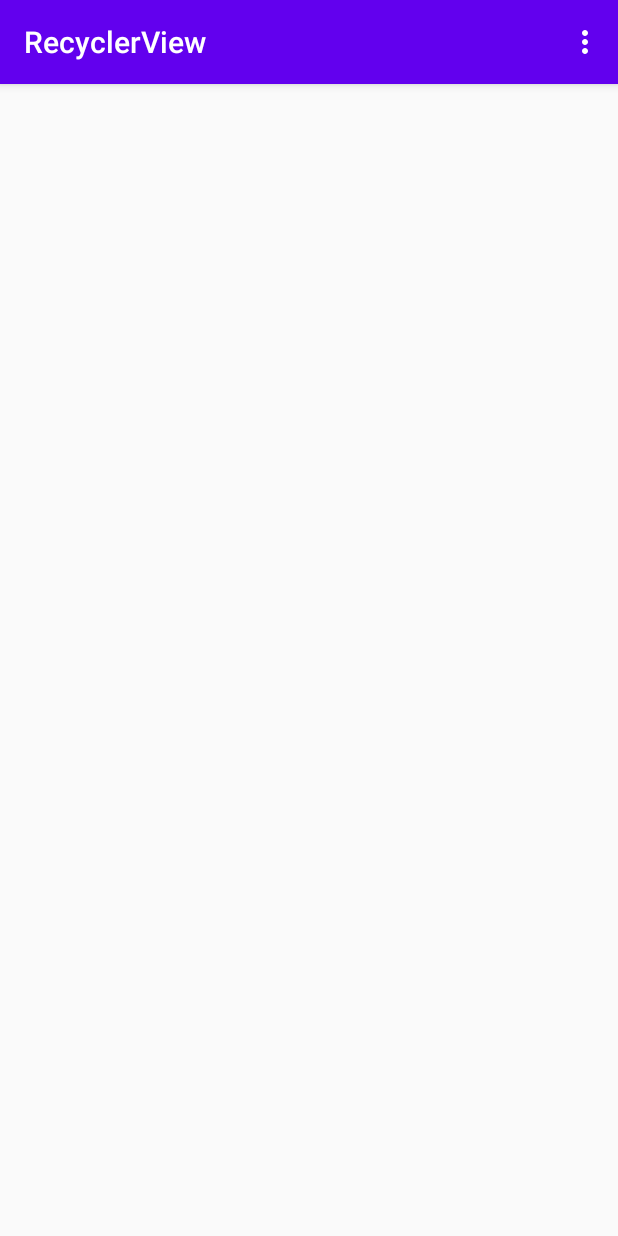
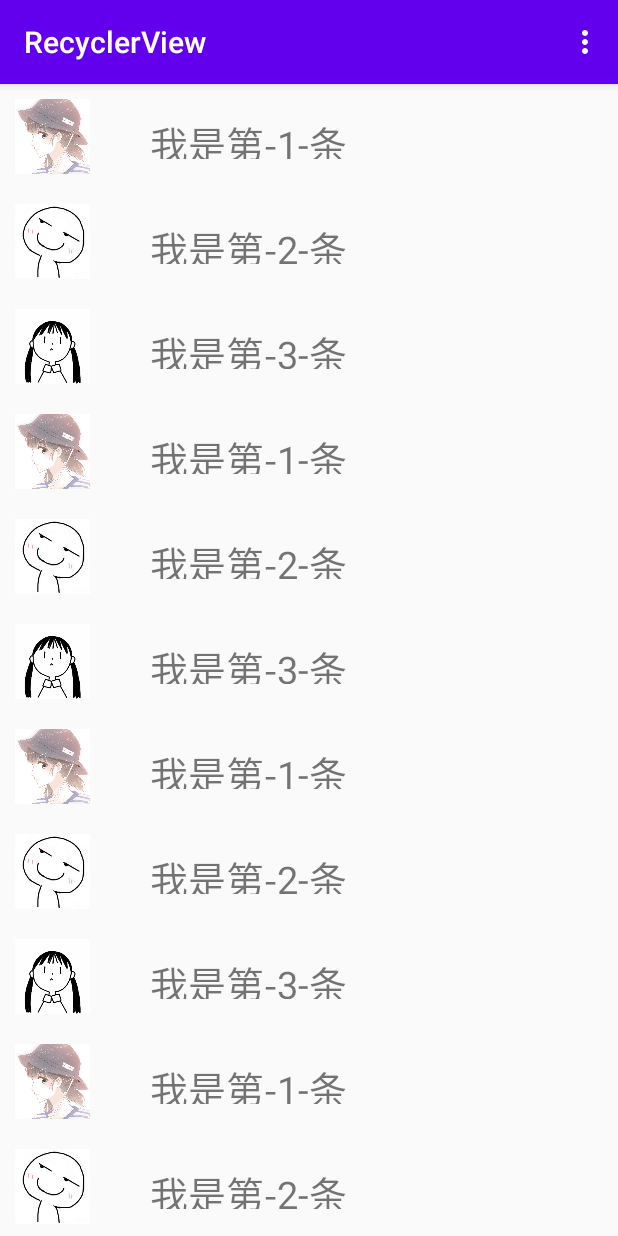
Before and after one commit to CodingZx/RecyclerViewDemo, an Android app: the screen it shows after launch (MainActivity), on a phone screen of 412 x 824 dp. Run offline under Robolectric (Android 15) with nearby library versions, the phone set to English and light mode, and no system bars.

Commit message:
add list item..

```diff
--- a/app/build.gradle
+++ b/app/build.gradle
@@ -31,4 +31,5 @@ dependencies {
     testImplementation 'junit:junit:4.12'
     androidTestImplementation 'androidx.test.ext:junit:1.1.1'
     androidTestImplementation 'androidx.test.espresso:espresso-core:3.2.0'
+    implementation 'androidx.recyclerview:recyclerview:1.2.0-alpha03'
 }
--- /dev/null
+++ b/app/src/main/java/lol/cicco/recyclerview/Datas.java
@@ -0,0 +1,10 @@
+package lol.cicco.recyclerview;
+
+public class Datas {
+
+    public static final int[] icons = new int[] {
+      R.mipmap.pic_01,
+      R.mipmap.pic_02,
+      R.mipmap.pic_03
+    };
+}
--- a/app/src/main/java/lol/cicco/recyclerview/MainActivity.java
+++ b/app/src/main/java/lol/cicco/recyclerview/MainActivity.java
@@ -2,17 +2,53 @@ package lol.cicco.recyclerview;
 
 import androidx.annotation.NonNull;
 import androidx.appcompat.app.AppCompatActivity;
+import androidx.recyclerview.widget.LinearLayoutManager;
+import androidx.recyclerview.widget.RecyclerView;
 
 import android.os.Bundle;
 import android.view.Menu;
 import android.view.MenuItem;
 
+import java.util.ArrayList;
+import java.util.LinkedList;
+import java.util.List;
+
+import lol.cicco.recyclerview.adapters.ListViewAdapter;
+import lol.cicco.recyclerview.bean.ItemEntity;
+
 public class MainActivity extends AppCompatActivity {
+
+    RecyclerView recyclerView;
+
+    private List<ItemEntity> dataList = new LinkedList<>();
 
     @Override
     protected void onCreate(Bundle savedInstanceState) {
         super.onCreate(savedInstanceState);
         setContentView(R.layout.activity_main);
+
+        this.recyclerView = findViewById(R.id.recyclerView);
+
+        initData();
+    }
+
+    private void initData() {
+        for (int i = 0; i < 10; i++) {
+            for (int z = 0; z < Datas.icons.length; z++) {
+                ItemEntity itemEntity = new ItemEntity();
+                itemEntity.icon = Datas.icons[z];
+                itemEntity.title = "我是第-" + (z+1)+"-条";
+                dataList.add(itemEntity);
+            }
+        }
+
+        // 设置样式
+        RecyclerView.LayoutManager layoutManager = new LinearLayoutManager(this);
+        recyclerView.setLayoutManager(layoutManager);
+
+        // 绑定适配器
+        ListViewAdapter adapter = new ListViewAdapter(dataList);
+        recyclerView.setAdapter(adapter);
     }
 
     @Override
--- /dev/null
+++ b/app/src/main/java/lol/cicco/recyclerview/adapters/ListViewAdapter.java
@@ -0,0 +1,63 @@
+package lol.cicco.recyclerview.adapters;
+
+import android.view.View;
+import android.view.ViewGroup;
+import android.widget.ImageView;
+import android.widget.TextView;
+
+import androidx.annotation.NonNull;
+import androidx.recyclerview.widget.RecyclerView;
+
+import java.util.List;
+
+import lol.cicco.recyclerview.R;
+import lol.cicco.recyclerview.bean.ItemEntity;
+
+public class ListViewAdapter extends RecyclerView.Adapter<ListViewAdapter.InnerHolder> {
+
+    private List<ItemEntity> items;
+    public ListViewAdapter(List<ItemEntity> items){
+        this.items = items;
+    }
+
+    /**
+     * 用于创建条目View
+     */
+    @NonNull
+    @Override
+    public InnerHolder onCreateViewHolder(@NonNull ViewGroup parent, int viewType) {
+        View view = View.inflate(parent.getContext(), R.layout.item_list_activity, null);
+        return new InnerHolder(view);
+    }
+
+    /**
+     * 用于绑定Holder
+     */
+    @Override
+    public void onBindViewHolder(@NonNull InnerHolder holder, int position) {
+        holder.setData(items.get(position));
+    }
+
+    @Override
+    public int getItemCount() {
+        return items.size();
+    }
+
+    // Holder实现类
+    public class InnerHolder extends RecyclerView.ViewHolder {
+        ImageView imageView;
+        TextView textView;
+
+        public InnerHolder(@NonNull View itemView) {
+            super(itemView);
+            imageView = itemView.findViewById(R.id.itemImageView);
+            textView = itemView.findViewById(R.id.itemTextView);
+        }
+
+        public void setData(ItemEntity itemEntity) {
+            imageView.setImageResource(itemEntity.icon);
+            textView.setText(itemEntity.title);
+        }
+    }
+
+}
--- /dev/null
+++ b/app/src/main/java/lol/cicco/recyclerview/bean/ItemEntity.java
@@ -0,0 +1,6 @@
+package lol.cicco.recyclerview.bean;
+
+public class ItemEntity {
+    public int icon;
+    public String title;
+}
--- a/app/src/main/res/layout/activity_main.xml
+++ b/app/src/main/res/layout/activity_main.xml
@@ -5,6 +5,12 @@
     android:layout_width="match_parent"
     android:layout_height="match_parent">
 
+    <androidx.recyclerview.widget.RecyclerView
+        android:layout_width="match_parent"
+        android:layout_height="match_parent"
+        android:id="@+id/recyclerView">
 
 
+    </androidx.recyclerview.widget.RecyclerView>
+
 </LinearLayout>
--- /dev/null
+++ b/app/src/main/res/layout/item_list_activity.xml
@@ -0,0 +1,28 @@
+<?xml version="1.0" encoding="utf-8"?>
+<RelativeLayout
+    xmlns:android="http://schemas.android.com/apk/res/android"
+    android:padding="10dp"
+    android:layout_width="match_parent"
+    android:layout_height="100dp">
+
+    <ImageView
+        android:id="@+id/itemImageView"
+        android:src="@mipmap/pic_01"
+        android:layout_width="50dp"
+        android:layout_height="50dp"
+        android:scaleType="fitXY"
+        android:layout_centerVertical="true"
+        />
+
+    <TextView
+        android:id="@+id/itemTextView"
+        android:layout_width="wrap_content"
+        android:layout_height="30dp"
+        android:text="我是第一条"
+        android:textSize="25sp"
+        android:layout_centerVertical="true"
+        android:layout_marginLeft="40dp"
+        android:layout_toRightOf="@id/itemImageView"
+        />
+
+</RelativeLayout>
```
Also changed, not shown: app/src/main/res/mipmap-hdpi/pic_01.jpg (added), app/src/main/res/mipmap-hdpi/pic_02.jpg (added), app/src/main/res/mipmap-hdpi/pic_03.jpg (added).
